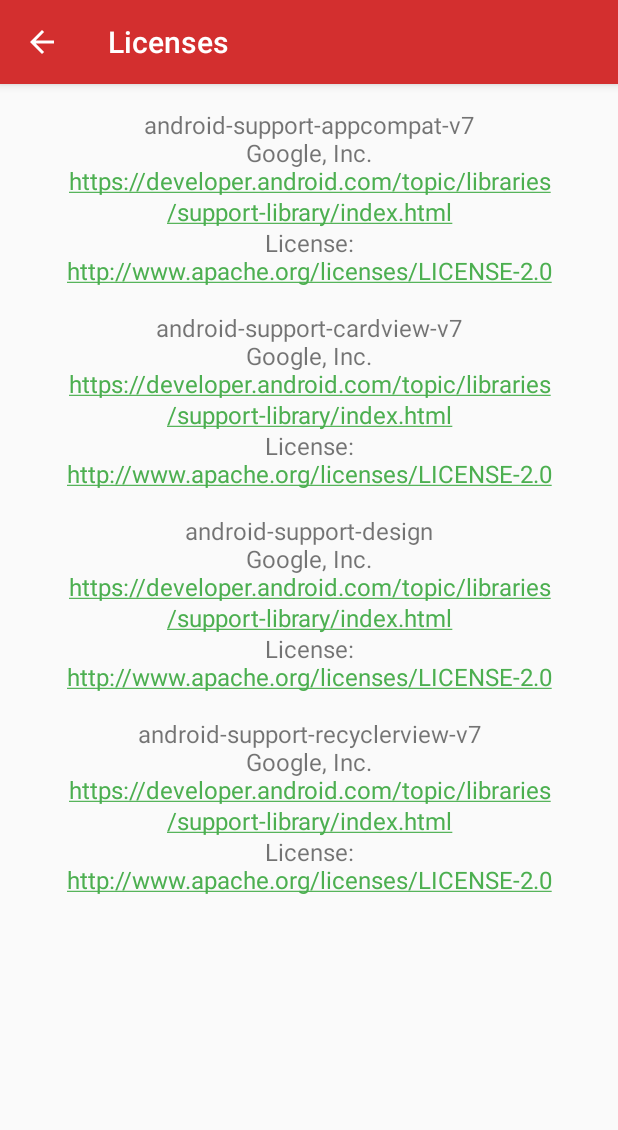
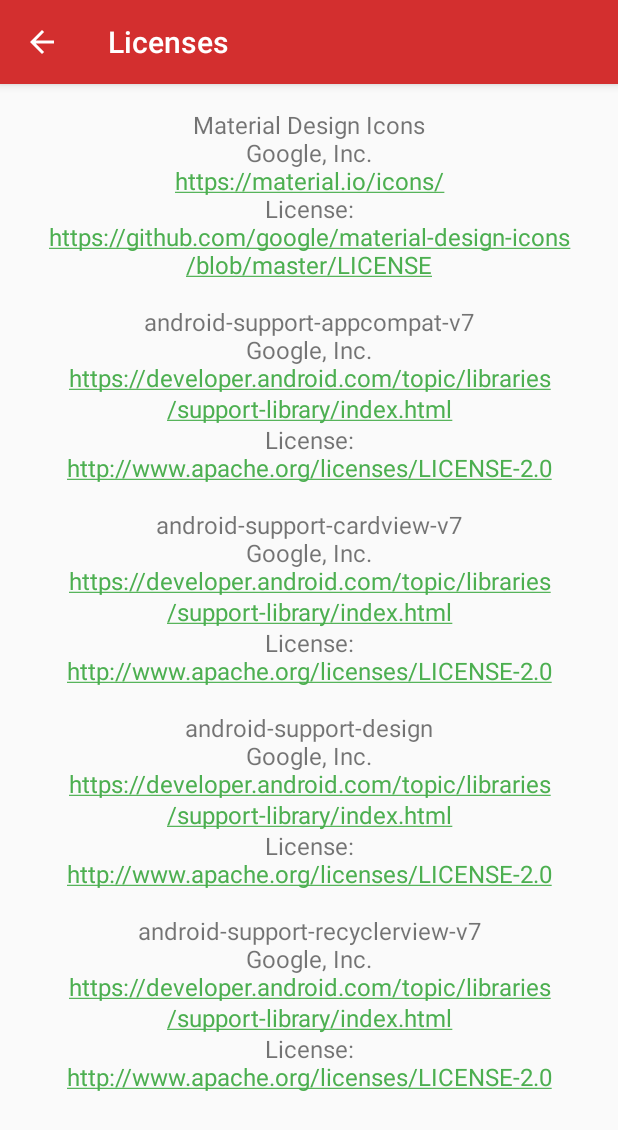
Before and after one commit to gregfletch/SecretSanta, an Android app: the LicenseActivity screen opened directly, with no data from a screen before it, on a phone screen of 412 x 824 dp. Shown: the top 1130 px of the screen. Run offline under Robolectric (Android 15) with nearby library versions, the phone set to English and light mode, and no system bars.

Commit message:
chore: Update the license activity to include license information for Material Design Icons used within the app.

```diff
--- a/app/src/main/java/com/gf/secretsanta/LicenseActivity.java
+++ b/app/src/main/java/com/gf/secretsanta/LicenseActivity.java
@@ -28,6 +28,11 @@ public class LicenseActivity extends AppCompatActivity {
     }
 
     private void enableHyperlinks() {
+        TextView icons = (TextView) findViewById(R.id.icons);
+        if(icons != null) {
+            icons.setMovementMethod(LinkMovementMethod.getInstance());
+        }
+
         TextView appcompat = (TextView) findViewById(R.id.appcompat);
         if (appcompat != null) {
             appcompat.setMovementMethod(LinkMovementMethod.getInstance());
--- a/app/src/main/res/layout/content_license.xml
+++ b/app/src/main/res/layout/content_license.xml
@@ -24,6 +24,15 @@
             android:paddingBottom="@dimen/activity_vertical_margin"
             app:layout_behavior="@string/appbar_scrolling_view_behavior"
             android:orientation="vertical">
+
+            <TextView
+                android:layout_width="match_parent"
+                android:layout_height="wrap_content"
+                android:id="@+id/icons"
+                android:paddingBottom="@dimen/activity_vertical_margin"
+                android:text="@string/google_material_design_icons"
+                android:gravity="center"
+                android:textSize="@dimen/text_small"/>
 
             <TextView
                 android:layout_width="match_parent"
--- a/app/src/main/res/values/strings.xml
+++ b/app/src/main/res/values/strings.xml
@@ -9,6 +9,7 @@
     <string name="about_text">Secret Santa is a simple app for managing and organizing a Secret Santa gift share amongst friends and family.</string>
     <string name="title_activity_license">LicenseActivity</string>
     <string name="licenses_title">Licenses</string>
+    <string name="google_material_design_icons">Material Design Icons\nGoogle, Inc.\n<a href="https://material.io/icons/">https://material.io/icons/</a>\nLicense:\n<a href="https://github.com/google/material-design-icons/blob/master/LICENSE">https://github.com/google/material-design-icons/blob/master/LICENSE</a></string>
     <string name="android_support_appcompat_v7_license">android-support-appcompat-v7\nGoogle, Inc.\n<a href="https://developer.android.com/topic/libraries/support-library/index.html">https://developer.android.com/topic/libraries/support-library/index.html</a>\nLicense:\n<a href="http://www.apache.org/licenses/LICENSE-2.0">http://www.apache.org/licenses/LICENSE-2.0</a></string>
     <string name="android_support_cardview_v7_license">android-support-cardview-v7\nGoogle, Inc.\n<a href="https://developer.android.com/topic/libraries/support-library/index.html">https://developer.android.com/topic/libraries/support-library/index.html</a>\nLicense:\n<a href="http://www.apache.org/licenses/LICENSE-2.0">http://www.apache.org/licenses/LICENSE-2.0</a></string>
     <string name="android_support_design_license">android-support-design\nGoogle, Inc.\n<a href="https://developer.android.com/topic/libraries/support-library/index.html">https://developer.android.com/topic/libraries/support-library/index.html</a>\nLicense:\n<a href="http://www.apache.org/licenses/LICENSE-2.0">http://www.apache.org/licenses/LICENSE-2.0</a></string>
```
